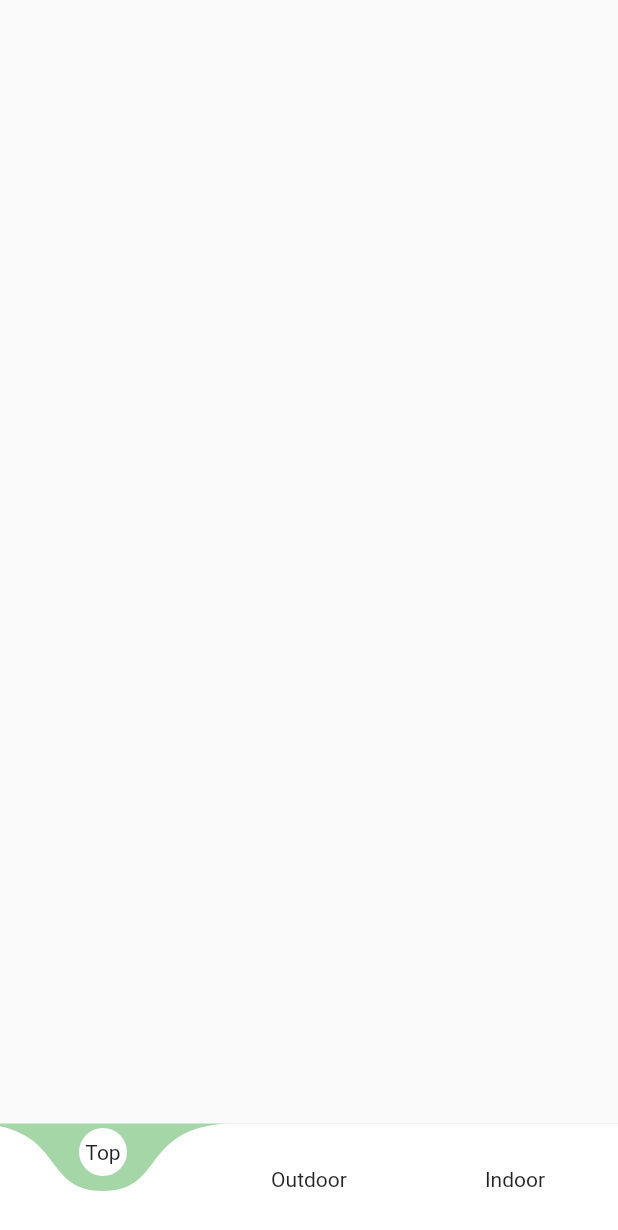
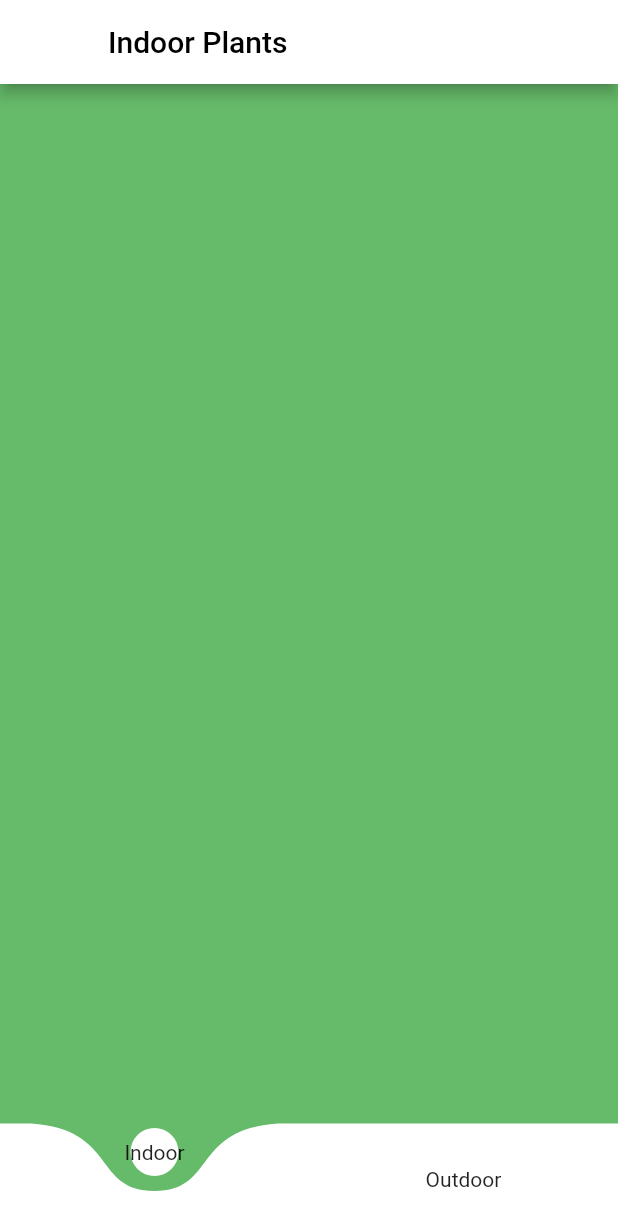
Before and after one commit to AhmedSiddiqui-alt/PlantApp, a Flutter app: the PlantScreen screen opened by its route, on a phone screen of 412 x 824 dp. Shown: the top 1230 px of the screen. Run offline on Flutter 3.47's test engine with Material 2 defaults, Android fonts, the phone set to English and light mode, and no system bars; drawn by our look-alikes of curved_navigation_bar; missing offline and left inert: loading_animations.

Commit message:
Routing Pages Curved Navigation

```diff
--- a/lib/screens/authScreen.dart
+++ b/lib/screens/authScreen.dart
@@ -1,5 +1,5 @@
 import 'package:flutter/material.dart';
-import '../screens/plantScreen.dart';
+import 'indoorScreen.dart';
 import '../models/auth.dart';
 import 'package:provider/provider.dart';
 import '../provider/authProvider.dart';
--- a/lib/screens/backGroundScreen.dart
+++ b/lib/screens/backGroundScreen.dart
@@ -3,6 +3,7 @@ import 'package:flutter/material.dart';
 import '../screens/registrationScreen.dart';
 
 class BackGroundScreen extends StatefulWidget {
+  static const routeName='/backgroundScreen';
   @override
   _BackGroundScreenState createState() => _BackGroundScreenState();
 }
--- /dev/null
+++ b/lib/screens/indoorScreen.dart
@@ -0,0 +1,30 @@
+import 'package:flutter/material.dart';
+import 'package:curved_navigation_bar/curved_navigation_bar.dart';
+import '../screens/outdoorScreen.dart';
+
+class IndoorScreen extends StatefulWidget {
+  static const routeName = 'indoorScreen';
+  @override
+  _IndoorScreenState createState() => _IndoorScreenState();
+}
+
+
+class _IndoorScreenState extends State<IndoorScreen> {
+  @override
+  Widget build(BuildContext context) {
+    return Scaffold(
+      backgroundColor: Colors.green[400],
+      appBar: AppBar(
+        title: Text(
+          'Indoor Plants',
+          style: TextStyle(color: Colors.black),
+        ),
+        backgroundColor: Colors.white,
+        actions: <Widget>[],
+      ),
+      // body:
+
+          );
+
+  }
+}
--- a/lib/screens/plantScreen.dart
+++ b/lib/screens/plantScreen.dart
@@ -1,38 +1,38 @@
+import 'package:PABMAS/screens/indoorScreen.dart';
 import 'package:flutter/material.dart';
 import 'package:curved_navigation_bar/curved_navigation_bar.dart';
+import '../screens/outdoorScreen.dart';
 
 class PlantScreen extends StatefulWidget {
-  static const routeName = 'PlantScreen';
   @override
+  static const routeName = '/plantScreen';
   _PlantScreenState createState() => _PlantScreenState();
 }
 
+class _PlantScreenState extends State<PlantScreen> {
   int page = 0;
-
-class _PlantScreenState extends State<PlantScreen> {
+  final Screens = [IndoorScreen(), OutdoorScreen()];
   @override
   Widget build(BuildContext context) {
     return Scaffold(
-      // appBar: AppBar(
-      //   backgroundColor: Colors.white,
-      //   actions: <Widget>[
-      //   IconBu
-      //   ],
-      // ),
-      body: SingleChildScrollView(),
+      backgroundColor: Colors.green[400],
+      body: Screens[page],
       bottomNavigationBar: CurvedNavigationBar(
-        backgroundColor: Colors.green[200],
+          index: page,
+          backgroundColor: Colors.green[400],
           items: [
-          Text('Top'),
-          Text('Outdoor'),
-          Text('Indoor'),
+            GestureDetector(
+              child: Text('Indoor'),
+            ),
+            GestureDetector(
+              child: Text('Outdoor'),
+            ),
           ],
           onTap: (index) {
             setState(() {
               page = index;
             });
-        },
-      ),
+          }),
     );
   }
 }
```
Also changed, not shown: lib/main.dart (+8 -4 lines), lib/models/indoorPlant.dart (added, +14 -0 lines), lib/models/outdoorPlant.dart (added, +14 -0 lines), lib/models/plant.dart (deleted, +0 -14 lines), lib/screens/outdoorScreen.dart (added, +29 -0 lines). Lines whose indentation alone changed are shown as unchanged.
